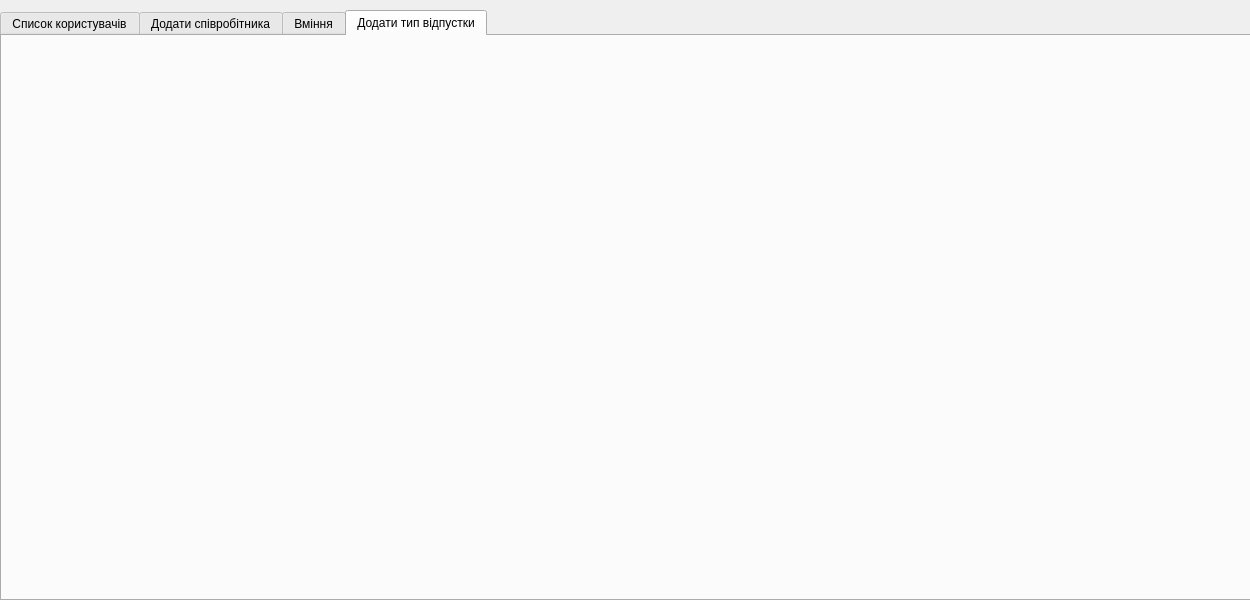
Old version of the form mainwindow.ui in the repository chepiga1995/db_project.
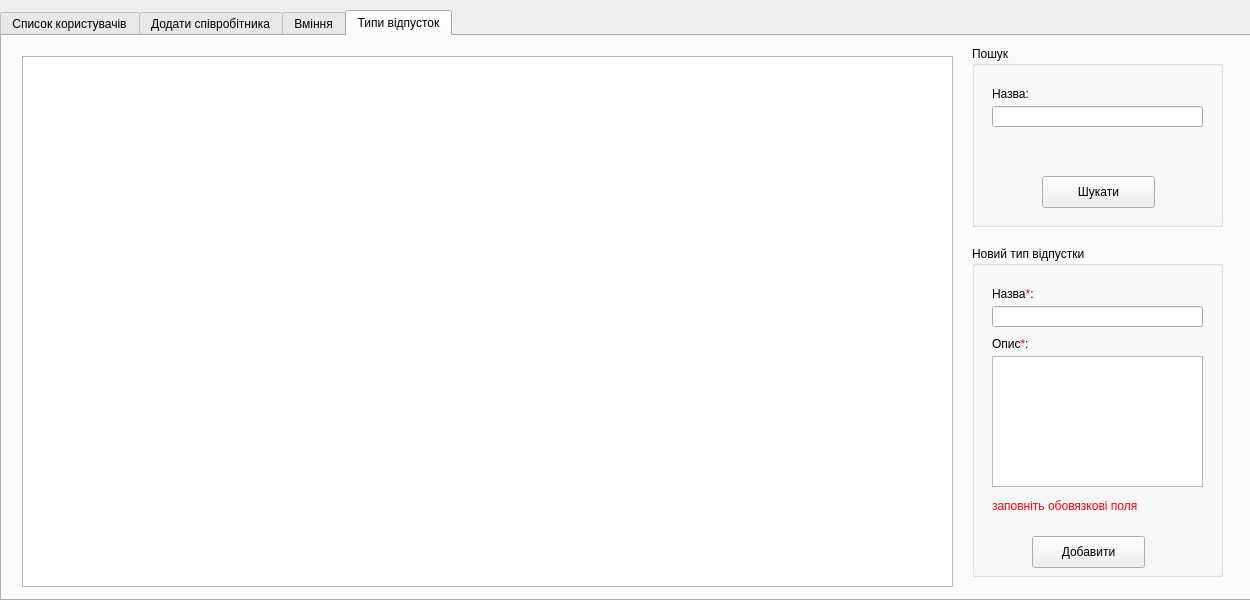
New version of the form. The open tabs and pages were chosen to show the change.

Commit message: add vacation type view

Diff of the .ui file:
```diff
--- a/mainwindow.ui
+++ b/mainwindow.ui
@@ -284,8 +284,182 @@
     </widget>
     <widget class="QWidget" name="tab_4">
      <attribute name="title">
-      <string>Додати тип відпустки</string>
+      <string>Типи відпусток</string>
      </attribute>
+     <widget class="QGroupBox" name="find_vacation_type">
+      <property name="geometry">
+       <rect>
+        <x>970</x>
+        <y>10</y>
+        <width>251</width>
+        <height>181</height>
+       </rect>
+      </property>
+      <property name="title">
+       <string>Пошук</string>
+      </property>
+      <widget class="QLabel" name="label_5">
+       <property name="geometry">
+        <rect>
+         <x>20</x>
+         <y>40</y>
+         <width>59</width>
+         <height>16</height>
+        </rect>
+       </property>
+       <property name="text">
+        <string>Назва:</string>
+       </property>
+      </widget>
+      <widget class="QLineEdit" name="lineEdit_3">
+       <property name="geometry">
+        <rect>
+         <x>20</x>
+         <y>60</y>
+         <width>211</width>
+         <height>21</height>
+        </rect>
+       </property>
+      </widget>
+      <widget class="QPushButton" name="findVacationType">
+       <property name="geometry">
+        <rect>
+         <x>70</x>
+         <y>130</y>
+         <width>113</width>
+         <height>32</height>
+        </rect>
+       </property>
+       <property name="text">
+        <string>Шукати</string>
+       </property>
+      </widget>
+     </widget>
+     <widget class="QGroupBox" name="add_vacation_type">
+      <property name="geometry">
+       <rect>
+        <x>970</x>
+        <y>210</y>
+        <width>251</width>
+        <height>331</height>
+       </rect>
+      </property>
+      <property name="title">
+       <string>Новий тип відпустки</string>
+      </property>
+      <widget class="QTextEdit" name="textEdit_2">
+       <property name="geometry">
+        <rect>
+         <x>20</x>
+         <y>110</y>
+         <width>211</width>
+         <height>131</height>
+        </rect>
+       </property>
+      </widget>
+      <widget class="QLineEdit" name="lineEdit_4">
+       <property name="geometry">
+        <rect>
+         <x>20</x>
+         <y>60</y>
+         <width>211</width>
+         <height>21</height>
+        </rect>
+       </property>
+      </widget>
+      <widget class="QLabel" name="label_6">
+       <property name="geometry">
+        <rect>
+         <x>20</x>
+         <y>40</y>
+         <width>59</width>
+         <height>16</height>
+        </rect>
+       </property>
+       <property name="text">
+        <string>&lt;html&gt;&lt;head/&gt;&lt;body&gt;&lt;p&gt;Назва&lt;span style=&quot; color:#ff0000;&quot;&gt;*&lt;/span&gt;:&lt;/p&gt;&lt;/body&gt;&lt;/html&gt;</string>
+       </property>
+      </widget>
+      <widget class="QLabel" name="label_7">
+       <property name="geometry">
+        <rect>
+         <x>20</x>
+         <y>90</y>
+         <width>59</width>
+         <height>16</height>
+        </rect>
+       </property>
+       <property name="text">
+        <string>&lt;html&gt;&lt;head/&gt;&lt;body&gt;&lt;p&gt;Опис&lt;span style=&quot; color:#ff0000;&quot;&gt;*&lt;/span&gt;:&lt;/p&gt;&lt;/body&gt;&lt;/html&gt;</string>
+       </property>
+      </widget>
+      <widget class="QPushButton" name="addVacationType">
+       <property name="geometry">
+        <rect>
+         <x>60</x>
+         <y>290</y>
+         <width>113</width>
+         <height>32</height>
+        </rect>
+       </property>
+       <property name="text">
+        <string>Добавити</string>
+       </property>
+      </widget>
+      <widget class="QLabel" name="label_8">
+       <property name="geometry">
+        <rect>
+         <x>20</x>
+         <y>250</y>
+         <width>191</width>
+         <height>21</height>
+        </rect>
+       </property>
+       <property name="text">
+        <string>&lt;html&gt;&lt;head/&gt;&lt;body&gt;&lt;p&gt;&lt;span style=&quot; color:#ff0000;&quot;&gt;заповніть обовязкові поля&lt;/span&gt;&lt;/p&gt;&lt;/body&gt;&lt;/html&gt;</string>
+       </property>
+      </widget>
+     </widget>
+     <widget class="QTableView" name="tableViewVacationType">
+      <property name="geometry">
+       <rect>
+        <x>20</x>
+        <y>20</y>
+        <width>931</width>
+        <height>531</height>
+       </rect>
+      </property>
+      <property name="sizeAdjustPolicy">
+       <enum>QAbstractScrollArea::AdjustToContentsOnFirstShow</enum>
+      </property>
+      <property name="selectionBehavior">
+       <enum>QAbstractItemView::SelectRows</enum>
+      </property>
+      <property name="sortingEnabled">
+       <bool>true</bool>
+      </property>
+      <property name="wordWrap">
+       <bool>true</bool>
+      </property>
+      <attribute name="horizontalHeaderCascadingSectionResizes">
+       <bool>false</bool>
+      </attribute>
+      <attribute name="horizontalHeaderDefaultSectionSize">
+       <number>200</number>
+      </attribute>
+      <attribute name="horizontalHeaderMinimumSectionSize">
+       <number>40</number>
+      </attribute>
+      <attribute name="horizontalHeaderStretchLastSection">
+       <bool>true</bool>
+      </attribute>
+      <attribute name="verticalHeaderCascadingSectionResizes">
+       <bool>false</bool>
+      </attribute>
+      <attribute name="verticalHeaderDefaultSectionSize">
+       <number>80</number>
+      </attribute>
+     </widget>
     </widget>
    </widget>
   </widget>
```
Left out of the diff: 18 changed lines with no effect on the pictures. The commit also changes 8 other files.
